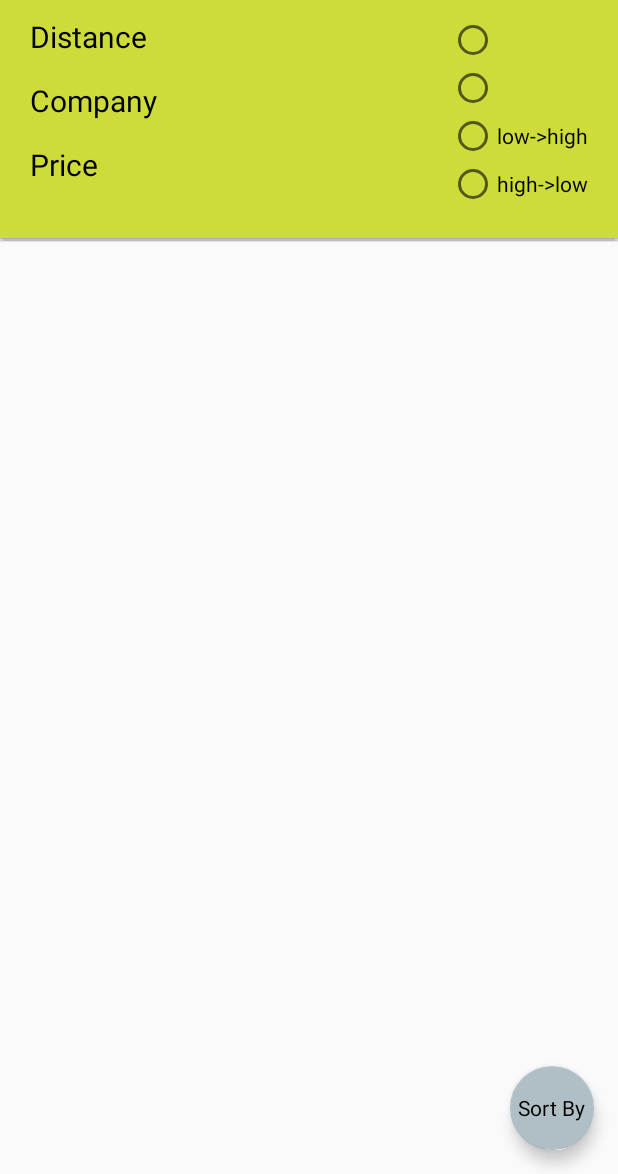
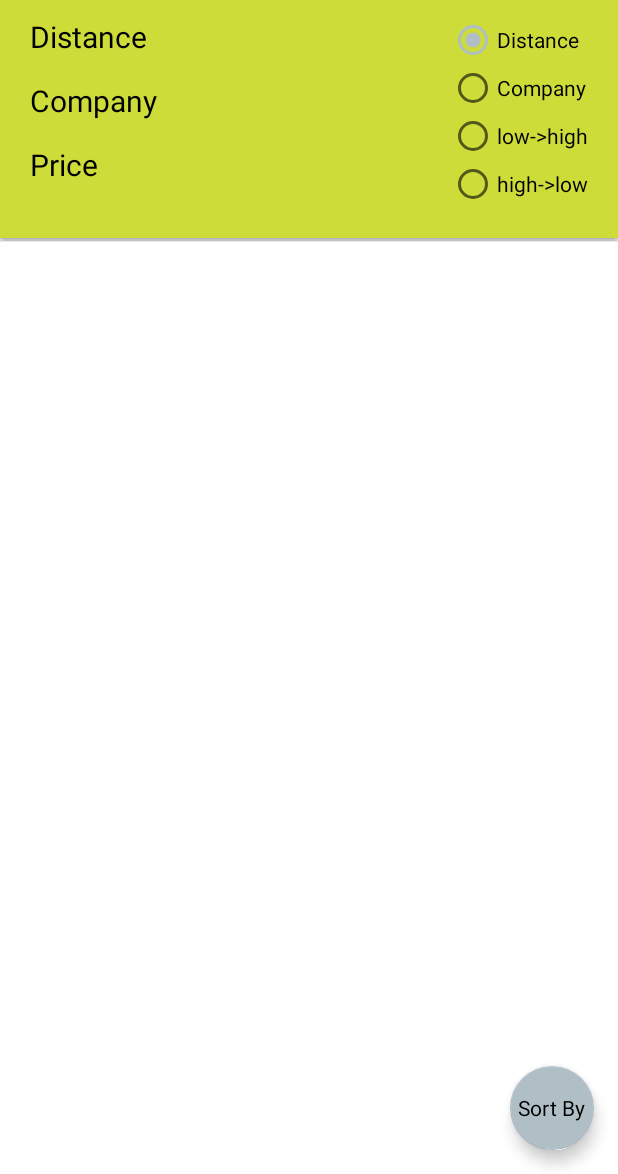
Before and after one commit to anto004/Rent-likeme, an Android app: the screen it shows after launch (RentalListActivity), after a tap on an icon or button, on a phone screen of 412 x 824 dp, the part 62-1236 px from its top. Run offline under Robolectric (Android 15) with nearby library versions, the phone set to English and light mode, and no system bars.

Commit message:
UI: styling

```diff
--- a/app/src/main/java/app/rent_likeme/com/rent_likeme/RentalDetailActivity.java
+++ b/app/src/main/java/app/rent_likeme/com/rent_likeme/RentalDetailActivity.java
@@ -136,7 +136,8 @@ public class RentalDetailActivity extends AppCompatActivity {
         holder.mCar = mCars.get(position);
         holder.mCategory.setText(holder.mCar.vehicleInfo.category);
         holder.mType.setText(holder.mCar.vehicleInfo.type);
-        holder.mPrice.setText(holder.mCar.rates.get(0).price.amount);
+        String price = holder.mCar.rates.get(0).price.amount;
+        holder.mPrice.setText(Utility.getFormattedPrice(this, Double.parseDouble(price)));
 
         mParentLayout.addView(holder.mView, mParentLayout.getChildCount() - 1);
     }
--- a/app/src/main/java/app/rent_likeme/com/rent_likeme/model/Provider.java
+++ b/app/src/main/java/app/rent_likeme/com/rent_likeme/model/Provider.java
@@ -18,6 +18,10 @@ public class Provider implements Parcelable {
     @SerializedName("company_name")
     @Expose
     public String companyName;
+
+    public Provider(){
+
+    }
 
     protected Provider(Parcel in) {
         companyCode = in.readString();
--- a/app/src/main/res/layout/pop_up_window.xml
+++ b/app/src/main/res/layout/pop_up_window.xml
@@ -62,16 +62,19 @@
         android:textSize="20sp" />
 
     <RadioGroup
+        android:id="@+id/pop_up_sort_group"
         android:layout_width="wrap_content"
         android:layout_height="wrap_content"
         android:layout_alignParentRight="true"
         android:layout_below="@id/pop_up_linearLayout"
+        android:checkedButton="@+id/distance_checkBox"
         android:orientation="vertical">
 
         <RadioButton
             android:id="@+id/distance_checkBox"
             android:layout_width="wrap_content"
-            android:layout_height="wrap_content" />
+            android:layout_height="wrap_content"
+            android:text="Distance"/>
 
 
         <RadioButton
@@ -79,7 +82,8 @@
             android:layout_width="wrap_content"
             android:layout_height="wrap_content"
             android:layout_alignParentRight="true"
-            android:layout_below="@+id/distance_checkBox" />
+            android:layout_below="@+id/distance_checkBox"
+            android:text="Company"/>
 
         <RadioButton
             android:id="@+id/price_lowToHigh_checkBox"
@@ -98,7 +102,4 @@
             android:text="high->low" />
 
     </RadioGroup>
-
-
-
 </RelativeLayout>
--- a/app/src/main/res/layout/rental_list.xml
+++ b/app/src/main/res/layout/rental_list.xml
@@ -5,8 +5,9 @@
     android:id="@+id/rental_list_relativeLayout"
     android:layout_width="wrap_content"
     android:layout_height="wrap_content"
-    android:layout_margin="16dp"
-    android:focusableInTouchMode="true">
+    android:background="@android:color/white"
+    android:focusableInTouchMode="true"
+    android:padding="16dp">
 
     <EditText
         android:id="@+id/address_editText"
@@ -18,7 +19,7 @@
         android:hint="Address"
         android:inputType="textAutoComplete|textPostalAddress"
         android:textColorHint="@android:color/darker_gray"
-        android:textColorLink="@color/common_google_signin_btn_text_dark_focused"/>
+        android:textColorLink="@color/common_google_signin_btn_text_dark_focused" />
 
     <Button
         android:id="@+id/rental_search_button"
--- a/app/src/main/res/layout/rental_list_content.xml
+++ b/app/src/main/res/layout/rental_list_content.xml
@@ -1,7 +1,8 @@
 <?xml version="1.0" encoding="utf-8"?>
 <LinearLayout xmlns:android="http://schemas.android.com/apk/res/android"
-    android:layout_width="wrap_content"
+    android:layout_width="match_parent"
     android:layout_height="wrap_content"
+    android:background="@drawable/company_list_border"
     android:orientation="horizontal">
 
     <TextView
--- a/app/src/main/res/values/strings.xml
+++ b/app/src/main/res/values/strings.xml
@@ -2,5 +2,9 @@
     <string name="app_name">Rent-likeme</string>
     <string name="title_rental_detail">Rental Detail</string>
     <!--friendly distance format-->
-    <string name="format_distance"><xliff:g id="dist">%.2f</xliff:g>\u006D</string>
+    <string name="format_distance"><xliff:g id="dist">\u007E%.2f</xliff:g>\u006D\u69</string>
+
+    <!--price with $ format-->
+    <string name="format_price"><xliff:g id="price">\u0024%.2f</xliff:g></string>
+
 </resources>
```
Also changed, not shown: app/src/main/java/app/rent_likeme/com/rent_likeme/RentalListActivity.java (+84 -30 lines), app/src/main/java/app/rent_likeme/com/rent_likeme/util/Utility.java (+15 -10 lines), app/src/main/res/drawable/company_list_border.xml (added, +15 -0 lines).
